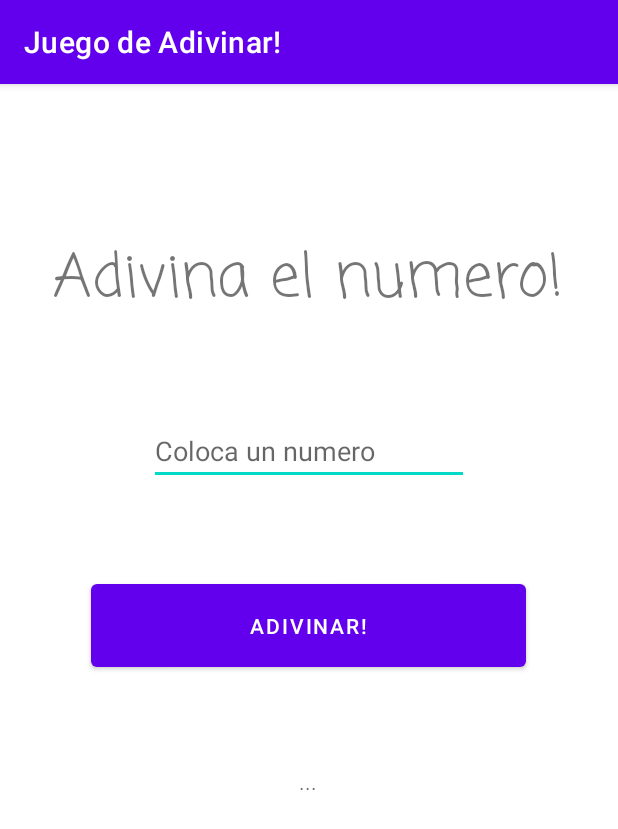
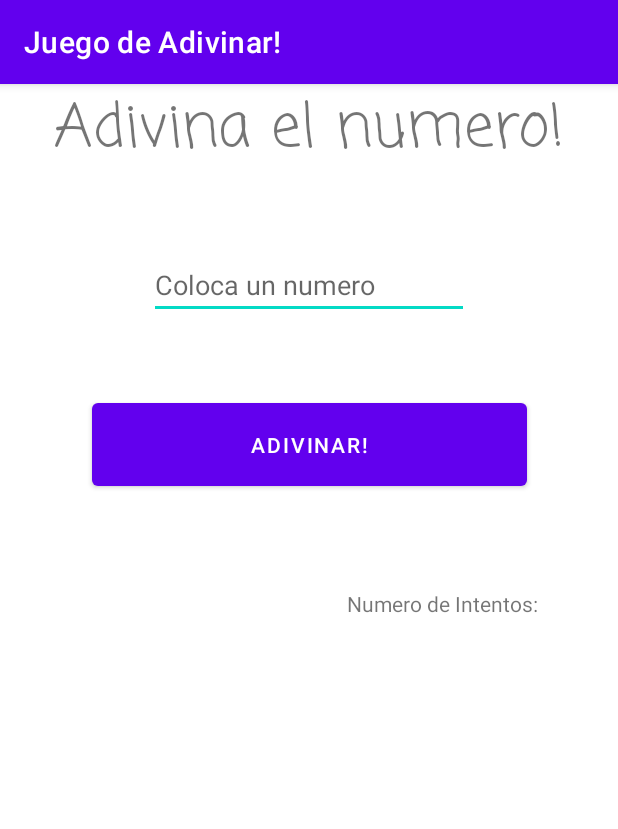
Before and after one commit to Betico1928/Guessing-game---Android-Studio, an Android app: the screen it shows after launch (MainActivity), after a tap on "ADIVINAR!", on a phone screen of 412 x 824 dp. Shown: the top 829 px of the screen. Run offline under Robolectric (Android 15) with nearby library versions, the phone set to English and light mode, and no system bars.

Commit message:
Arreglo de ConstrainLayout y cambio de teclado.

```diff
--- a/app/src/main/java/javeriana/edu/co/practica1_juegodeadivinar/MainActivity.java
+++ b/app/src/main/java/javeriana/edu/co/practica1_juegodeadivinar/MainActivity.java
@@ -28,8 +28,8 @@ public class MainActivity extends AppCompatActivity {
         setContentView(binding.getRoot());
 
         //Hacer numero aleatorio:
-        int result = randomNumber.nextInt(101);
-        Log.i("Numero aleatorio generado: ", String.valueOf(result));
+        int resultadoDelRandom = randomNumber.nextInt(101);
+        Log.i("Numero aleatorio generado: ", String.valueOf(resultadoDelRandom));
 
         // Contador de intentos:
         int contadorDeIntentos = 0;
@@ -39,8 +39,9 @@ public class MainActivity extends AppCompatActivity {
             @Override
             public void onClick(View view)
             {
-                System.out.println("...");
-                Log.i("Numero a adivinar: ", String.valueOf(result));
+                Log.i("Numero a adivinar: ", String.valueOf(resultadoDelRandom));
+
+                //if (resultadoDelRandom != )
             }
         });
     }
--- a/app/src/main/res/layout/activity_main.xml
+++ b/app/src/main/res/layout/activity_main.xml
@@ -7,51 +7,61 @@
     tools:context=".MainActivity">
 
     <TextView
-        android:id="@+id/textView"
+        android:id="@+id/tituloJuego"
         android:layout_width="wrap_content"
         android:layout_height="wrap_content"
-        android:layout_marginTop="100dp"
         android:fontFamily="casual"
         android:text="Adivina el numero!"
         android:textSize="40sp"
         app:layout_constraintEnd_toEndOf="parent"
-        app:layout_constraintHorizontal_bias="0.493"
         app:layout_constraintStart_toStartOf="parent"
         app:layout_constraintTop_toTopOf="parent" />
+
+    <EditText
+        android:id="@+id/textoNumeroAdivinado"
+        android:layout_width="wrap_content"
+        android:layout_height="wrap_content"
+        android:layout_marginTop="50dp"
+        android:ems="10"
+        android:hint="Coloca un numero"
+        android:inputType="number"
+        app:layout_constraintEnd_toEndOf="parent"
+        app:layout_constraintStart_toStartOf="parent"
+        app:layout_constraintTop_toBottomOf="@+id/tituloJuego" />
 
     <Button
         android:id="@+id/botonAdivinar"
         android:layout_width="290dp"
         android:layout_height="67dp"
+        android:layout_marginTop="50dp"
+        android:onClick="adivinarNumero"
         android:text="ADIVINAR!"
-        android:onClick="adivinarNumero"
-        app:layout_constraintBottom_toTopOf="@+id/textView2"
         app:layout_constraintEnd_toEndOf="parent"
-        app:layout_constraintHorizontal_bias="0.498"
         app:layout_constraintStart_toStartOf="parent"
         app:layout_constraintTop_toBottomOf="@+id/textoNumeroAdivinado" />
 
     <TextView
-        android:id="@+id/textView2"
+        android:id="@+id/resultadoJuego"
         android:layout_width="wrap_content"
         android:layout_height="wrap_content"
-        android:text="..."
+        android:layout_marginEnd="220dp"
+        android:layout_marginBottom="350dp"
+        app:layout_constraintBottom_toBottomOf="parent"
+        app:layout_constraintEnd_toEndOf="@+id/botonAdivinar"
+        app:layout_constraintStart_toStartOf="parent"
+        app:layout_constraintTop_toBottomOf="@+id/botonAdivinar" />
+
+    <TextView
+        android:id="@+id/numeroDeIntentos"
+        android:layout_width="wrap_content"
+        android:layout_height="wrap_content"
+        android:layout_marginStart="220dp"
+        android:layout_marginEnd="100dp"
+        android:layout_marginBottom="350dp"
+        android:text="Numero de Intentos: "
         app:layout_constraintBottom_toBottomOf="parent"
         app:layout_constraintEnd_toEndOf="parent"
-        app:layout_constraintHorizontal_bias="0.498"
-        app:layout_constraintStart_toStartOf="parent"
-        app:layout_constraintTop_toBottomOf="@+id/textView" />
-
-    <EditText
-        android:id="@+id/textoNumeroAdivinado"
-        android:layout_width="wrap_content"
-        android:layout_height="wrap_content"
-        android:ems="10"
-        android:hint="Coloca un numero"
-        android:inputType="textPersonName"
-        app:layout_constraintBottom_toTopOf="@+id/botonAdivinar"
-        app:layout_constraintEnd_toEndOf="parent"
-        app:layout_constraintStart_toStartOf="parent"
-        app:layout_constraintTop_toBottomOf="@+id/textView" />
+        app:layout_constraintStart_toStartOf="@+id/botonAdivinar"
+        app:layout_constraintTop_toBottomOf="@+id/botonAdivinar" />
 
 </androidx.constraintlayout.widget.ConstraintLayout>
```
